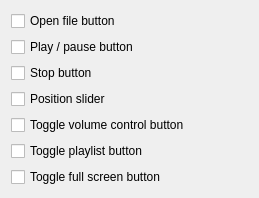
Qt form applet/ui/controls.ui (Emdek/plasmoid-mini-player) before a commit.
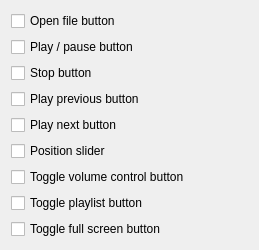
The same form after that commit.

Commit message: Add Play Previous and Play Next to set of available controls

The edit to the form file:
```diff
--- a/applet/ui/controls.ui
+++ b/applet/ui/controls.ui
@@ -7,7 +7,7 @@
     <x>0</x>
     <y>0</y>
     <width>259</width>
-    <height>183</height>
+    <height>233</height>
    </rect>
   </property>
   <property name="windowTitle">
@@ -35,6 +35,20 @@
      </property>
     </widget>
    </item>
+   <item>
+    <widget class="QCheckBox" name="playPreviousCheckBox">
+     <property name="text">
+      <string>Play previous button</string>
+     </property>
+    </widget>
+   </item>
+   <item>
+    <widget class="QCheckBox" name="playNextCheckBox">
+     <property name="text">
+      <string>Play next button</string>
+     </property>
+    </widget>
+   </item>
    <item>
     <widget class="QCheckBox" name="positionCheckBox">
      <property name="text">
```
The commit also changes 3 other files.
